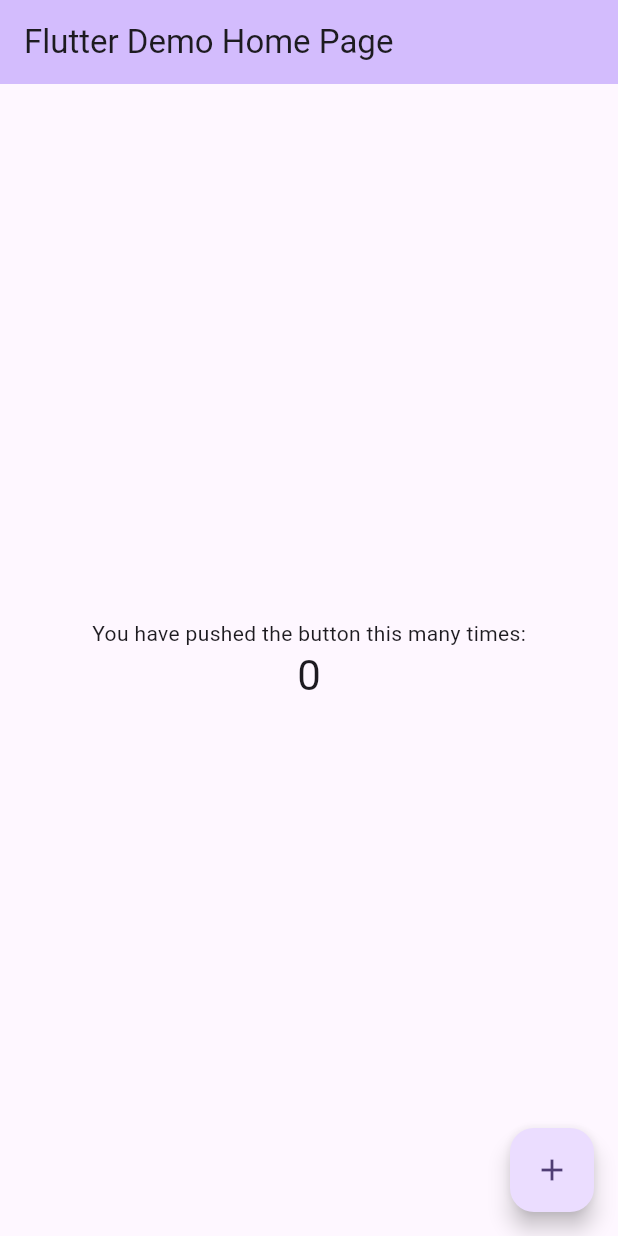
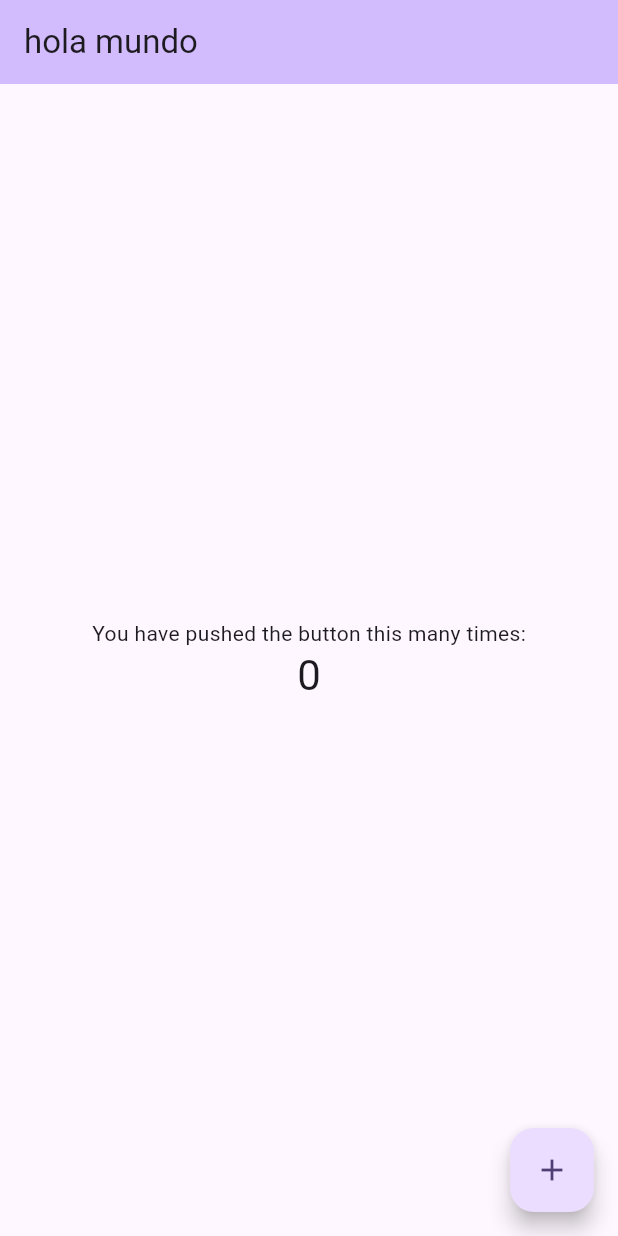
Before and after one commit to yo-ver/my_app, a Flutter app: the screen it shows after launch, on a phone screen of 412 x 824 dp. Run offline on Flutter 3.47's test engine with Material 3 defaults, Android fonts, the phone set to English and light mode, and no system bars.

Commit message:
titulo hola mundo

```diff
--- a/lib/main.dart
+++ b/lib/main.dart
@@ -30,7 +30,7 @@ class MyApp extends StatelessWidget {
         // tested with just a hot reload.
         colorScheme: ColorScheme.fromSeed(seedColor: Colors.deepPurple),
       ),
-      home: const MyHomePage(title: 'Flutter Demo Home Page'),
+      home: const MyHomePage(title: 'hola mundo'),
     );
   }
 }
```
